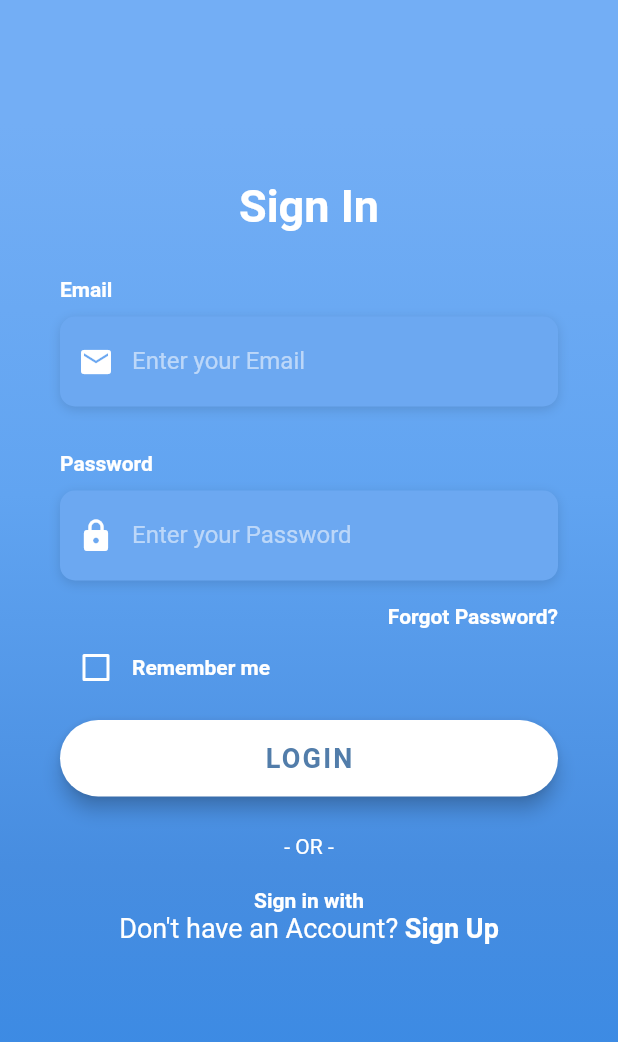
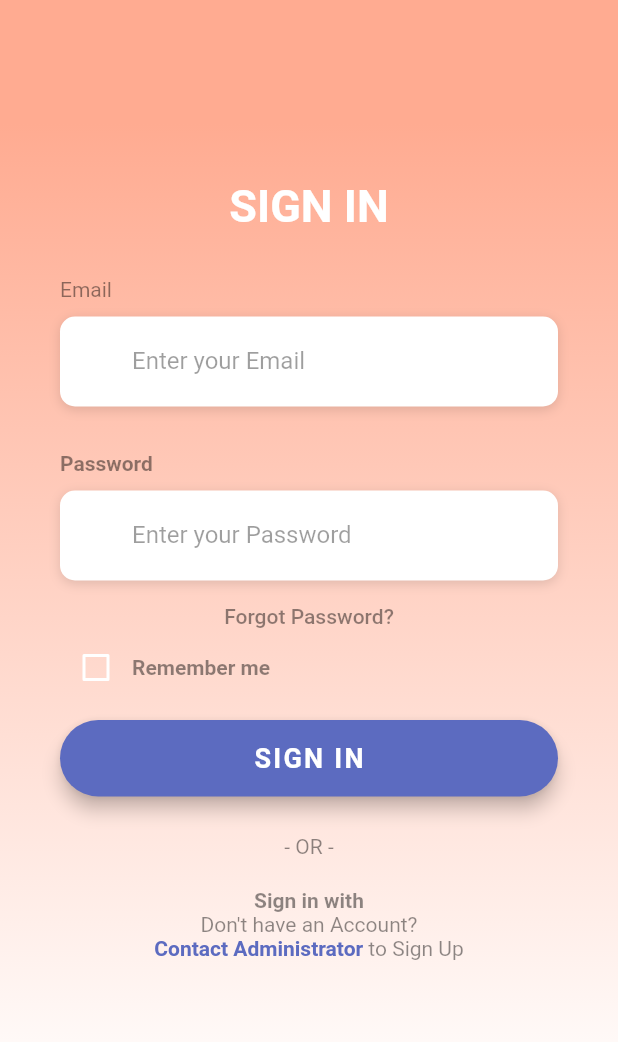
Before and after one commit to dduck123/Delta-53, a Flutter app: the screen it shows after launch, on a phone screen of 412 x 824 dp. Shown: the top 1042 px of the screen. Run offline on Flutter 3.47's test engine with Material 2 defaults, Android fonts, the phone set to English and light mode, and no system bars; Roboto replaces fonts that are missing (OpenSans).

Commit message:
merge login_page.dart

```diff
--- a/my_app/lib/constants.dart
+++ b/my_app/lib/constants.dart
@@ -1,19 +1,18 @@
 import 'package:flutter/material.dart';
 
-
 final kHintTextStyle = TextStyle(
-  color: Colors.white54,
+  color: Colors.black38,
   fontFamily: 'OpenSans',
 );
 
 final kLabelStyle = TextStyle(
-  color: Colors.white,
+  color: Colors.black45,
   fontWeight: FontWeight.bold,
   fontFamily: 'OpenSans',
 );
 
 final kBoxDecorationStyle = BoxDecoration(
-  color: Color(0xFF6CA8F1),
+  color: Colors.white,
   borderRadius: BorderRadius.circular(10.0),
   boxShadow: [
     BoxShadow(
--- a/my_app/lib/login_page.dart
+++ b/my_app/lib/login_page.dart
@@ -16,7 +16,10 @@ class _LoginScreenState extends State<LoginScreen> {
       children: <Widget>[
         Text(
           'Email',
-          style: kLabelStyle,
+          style: TextStyle(
+            color: Colors.black45,
+            fontFamily: 'OpenSans',
+          ), //kLabelStyle,
         ),
         SizedBox(height: 10.0),
         Container(
@@ -82,13 +85,13 @@ class _LoginScreenState extends State<LoginScreen> {
 
   Widget _buildForgotPasswordBtn() {
     return Container(
-      alignment: Alignment.centerRight,
+      alignment: Alignment.center,
       child: FlatButton(
         onPressed: () => print('Forgot Password Button Pressed'),
         padding: EdgeInsets.only(right: 0.0),
         child: Text(
           'Forgot Password?',
-          style: kLabelStyle,
+          style: TextStyle(color: Colors.black45),
         ),
       ),
     );
@@ -132,11 +135,11 @@ class _LoginScreenState extends State<LoginScreen> {
         shape: RoundedRectangleBorder(
           borderRadius: BorderRadius.circular(30.0),
         ),
-        color: Colors.white,
+        color: Colors.indigo[400],
         child: Text(
-          'LOGIN',
+          'SIGN IN',
           style: TextStyle(
-            color: Color(0xFF527DAA),
+            color: Colors.white,
             letterSpacing: 1.5,
             fontSize: 18.0,
             fontWeight: FontWeight.bold,
@@ -153,7 +156,7 @@ class _LoginScreenState extends State<LoginScreen> {
         Text(
           '- OR -',
           style: TextStyle(
-            color: Colors.white,
+            color: Colors.black45,
             fontWeight: FontWeight.w400,
           ),
         ),
@@ -166,27 +169,32 @@ class _LoginScreenState extends State<LoginScreen> {
     );
   }
 
-
   Widget _buildSignupBtn() {
     return GestureDetector(
       onTap: () => print('Sign Up Button Pressed'),
       child: RichText(
+        textAlign: TextAlign.center,
         text: TextSpan(
           children: [
             TextSpan(
               text: 'Don\'t have an Account? ',
               style: TextStyle(
-                color: Colors.white,
-                fontSize: 18.0,
+                color: Colors.black45,
                 fontWeight: FontWeight.w400,
               ),
             ),
             TextSpan(
-              text: 'Sign Up',
+              text: '\nContact Administrator',
               style: TextStyle(
-                color: Colors.white,
-                fontSize: 18.0,
+                color: Colors.indigo[400],
                 fontWeight: FontWeight.bold,
+              ),
+            ),
+            TextSpan(
+              text: ' to Sign Up',
+              style: TextStyle(
+                color: Colors.black45,
+                fontWeight: FontWeight.w400,
               ),
             ),
           ],
@@ -212,12 +220,10 @@ class _LoginScreenState extends State<LoginScreen> {
                     begin: Alignment.topCenter,
                     end: Alignment.bottomCenter,
                     colors: [
-                      Color(0xFF73AEF5),
-                      Color(0xFF61A4F1),
-                      Color(0xFF478DE0),
-                      Color(0xFF398AE5),
+                      Colors.deepOrange.shade200,
+                      Colors.white,
                     ],
-                    stops: [0.1, 0.4, 0.7, 0.9],
+                    stops: [0.1, 0.9],
                   ),
                 ),
               ),
@@ -233,7 +239,7 @@ class _LoginScreenState extends State<LoginScreen> {
                     mainAxisAlignment: MainAxisAlignment.center,
                     children: <Widget>[
                       Text(
-                        'Sign In',
+                        'SIGN IN',
                         style: TextStyle(
                           color: Colors.white,
                           fontFamily: 'OpenSans',
--- a/my_app/lib/main.dart
+++ b/my_app/lib/main.dart
@@ -4,6 +4,7 @@ import 'package:my_app/login_page.dart';
 void main() {
   runApp(MyApp());
 }
+
 //This is the main application widget
 class MyApp extends StatelessWidget {
   // This widget is the root of your application.
@@ -56,7 +57,7 @@ class _MyHomePageState extends State<MyHomePage> {
       // so that the display can reflect the updated values. If we changed
       // _counter without calling setState(), then the build method would not be
       // called again, and so nothing would appear to happen.
-      _counter+=2;
+      _counter += 2;
     });
   }
 
```
